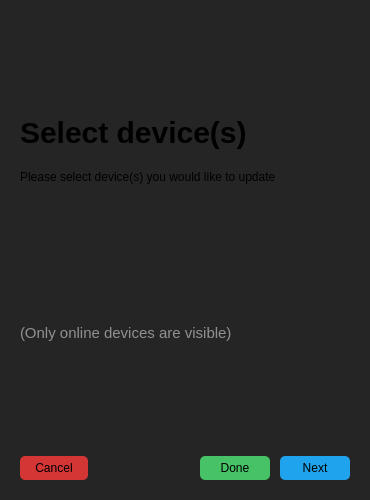
First picture: the form in src/gui/wizards/updatedevicedialog.ui, repository tom-23/TasmoManager, before the edit.
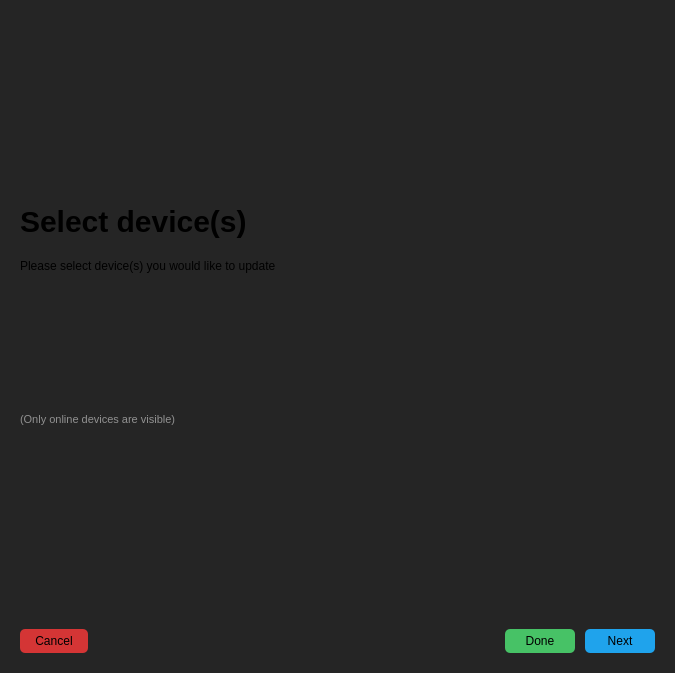
Second picture: the form after the edit. The open tabs and pages were chosen to show the change. Icons and pictures are not drawn.

Commit message: UI Fixes (mainly for windows)

Diff of the .ui file:
```diff
--- a/src/gui/wizards/updatedevicedialog.ui
+++ b/src/gui/wizards/updatedevicedialog.ui
@@ -6,8 +6,8 @@
    <rect>
     <x>0</x>
     <y>0</y>
-    <width>370</width>
-    <height>500</height>
+    <width>675</width>
+    <height>673</height>
    </rect>
   </property>
   <property name="sizePolicy">
@@ -258,7 +258,7 @@
        <item>
         <widget class="QLabel" name="scanStatusLabel">
          <property name="styleSheet">
-          <string notr="true">font-size: 11pt;
+          <string notr="true">font-size: 11px;
 color: rgb(145, 145, 145);</string>
          </property>
          <property name="text">
```
Left out of the diff: 2 changed lines with no effect on the pictures. The commit also changes 6 other files.
